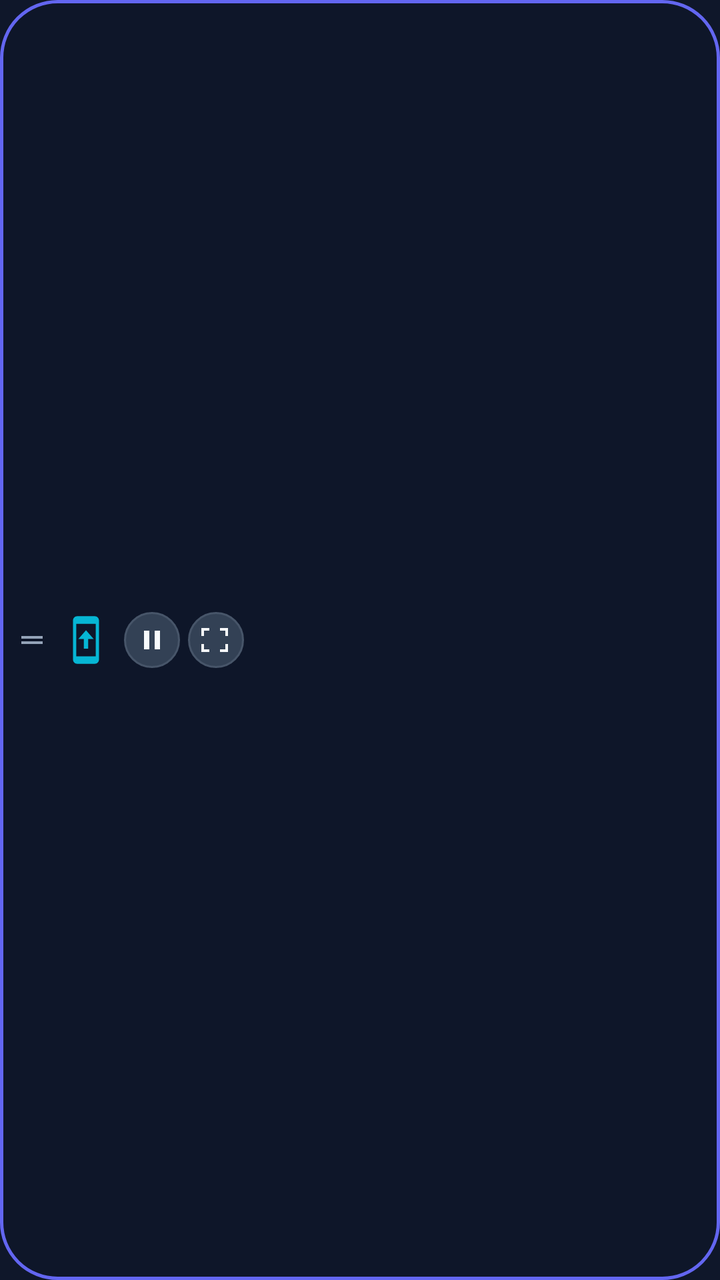
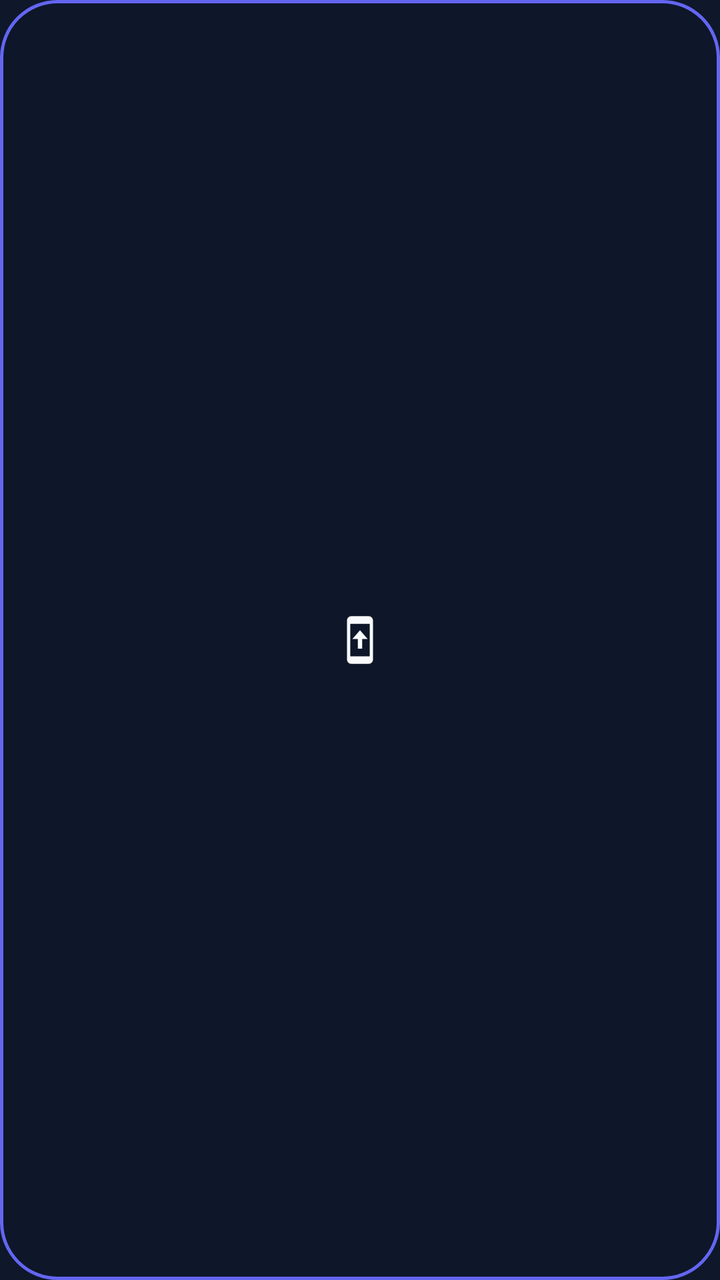

An Android layout rendered at two revisions. The XML below is the earlier revision; the diff shows what the commit changed to produce the second picture.
<!-- AndroidManifest.xml: application theme Theme.Rotator -->
<!-- res/layout/overlay_panel_compact.xml -->
<?xml version="1.0" encoding="utf-8"?>
<LinearLayout xmlns:android="http://schemas.android.com/apk/res/android"
    xmlns:app="http://schemas.android.com/apk/res-auto"
    android:id="@+id/compactRoot"
    android:layout_width="wrap_content"
    android:layout_height="wrap_content"
    android:background="@drawable/bg_compact_panel"
    android:elevation="12dp"
    android:gravity="center_vertical"
    android:orientation="horizontal"
    android:paddingStart="8dp"
    android:paddingTop="6dp"
    android:paddingEnd="8dp"
    android:paddingBottom="6dp">

    <ImageView
        android:id="@+id/ivCompactDragHandle"
        android:layout_width="16dp"
        android:layout_height="16dp"
        android:contentDescription="Drag"
        android:src="@drawable/ic_drag_handle" />

    <ImageView
        android:id="@+id/ivCompactCurrentMode"
        android:layout_width="26dp"
        android:layout_height="26dp"
        android:layout_marginStart="6dp"
        android:contentDescription="Current Orientation"
        android:src="@drawable/ic_portrait"
        app:tint="@color/secondary" />

    <ImageButton
        android:id="@+id/btnCompactPauseResume"
        android:layout_width="28dp"
        android:layout_height="28dp"
        android:layout_marginStart="6dp"
        android:background="@drawable/bg_button_circle"
        android:contentDescription="@string/action_pause"
        android:padding="6dp"
        android:scaleType="fitCenter"
        android:src="@drawable/ic_pause"
        app:tint="@color/text_primary" />

    <ImageButton
        android:id="@+id/btnCompactExpand"
        android:layout_width="28dp"
        android:layout_height="28dp"
        android:layout_marginStart="4dp"
        android:background="@drawable/bg_button_circle"
        android:contentDescription="@string/action_expand"
        android:padding="6dp"
        android:scaleType="fitCenter"
        android:src="@drawable/ic_expand"
        app:tint="@color/text_primary" />

</LinearLayout>
<!-- resources referenced by this layout -->
<resources>
  <color name="secondary">#06B6D4</color>
  <color name="text_primary">#F8FAFC</color>
  <!-- drawable bg_button_circle (drawable) -->
  <?xml version="1.0" encoding="utf-8"?>
  <ripple xmlns:android="http://schemas.android.com/apk/res/android"
      android:color="@color/primary_light">
      <item>
          <shape android:shape="oval">
              <solid android:color="@color/surface_variant" />
              <stroke
                  android:width="1dp"
                  android:color="@color/overlay_border" />
          </shape>
      </item>
  </ripple>
  <!-- drawable bg_compact_panel (drawable) -->
  <?xml version="1.0" encoding="utf-8"?>
  <shape xmlns:android="http://schemas.android.com/apk/res/android"
      android:shape="rectangle">
      <solid android:color="@color/surface_overlay" />
      <corners android:radius="28dp" />
      <stroke
          android:width="1.5dp"
          android:color="@color/primary" />
  </shape>
  <!-- drawable ic_drag_handle (drawable) -->
  <?xml version="1.0" encoding="utf-8"?>
  <vector xmlns:android="http://schemas.android.com/apk/res/android"
      android:width="24dp"
      android:height="24dp"
      android:viewportWidth="24"
      android:viewportHeight="24">
      <path
          android:fillColor="#94A3B8"
          android:pathData="M20,9H4v2h16V9zM4,15h16v-2H4v2z" />
  </vector>
  <!-- drawable ic_expand (drawable) -->
  <?xml version="1.0" encoding="utf-8"?>
  <vector xmlns:android="http://schemas.android.com/apk/res/android"
      android:width="24dp"
      android:height="24dp"
      android:viewportWidth="24"
      android:viewportHeight="24">
      <path
          android:fillColor="#FFFFFFFF"
          android:pathData="M3,5h4V3H1v6h2V5zm18,-2h-6v2h4v4h2V3zm-2,16h-4v2h6v-6h-2v4zM7,19H3v-4H1v6h6v-2z" />
  </vector>
  <!-- drawable ic_pause (drawable) -->
  <?xml version="1.0" encoding="utf-8"?>
  <vector xmlns:android="http://schemas.android.com/apk/res/android"
      android:width="24dp"
      android:height="24dp"
      android:viewportWidth="24"
      android:viewportHeight="24">
      <path
          android:fillColor="#FFFFFFFF"
          android:pathData="M6,19h4V5H6v14zm8,-14v14h4V5h-4z" />
  </vector>
  <!-- drawable ic_portrait (drawable) -->
  <?xml version="1.0" encoding="utf-8"?>
  <vector xmlns:android="http://schemas.android.com/apk/res/android"
      android:width="24dp"
      android:height="24dp"
      android:viewportWidth="24"
      android:viewportHeight="24">
      
      <path
          android:fillColor="#FFFFFFFF"
          android:pathData="M16,1H8C6.9,1 6,1.9 6,3v18c0,1.1 0.9,2 2,2h8c1.1,0 2,-0.9 2,-2V3C18,1.9 17.1,1 16,1zM16.5,19.5h-9v-15h9V19.5z" />
      
      <path
          android:fillColor="#FFFFFFFF"
          android:pathData="M10.5,2.5h3v1h-3z" />
      
      <path
          android:fillColor="#FFFFFFFF"
          android:pathData="M12,7.5L8.5,11.5h2.5V16h2v-4.5h2.5z" />
  </vector>
  <string name="action_expand">Expand Panel</string>
  <string name="action_pause">Pause</string>
  <style name="Theme.Rotator" parent="Theme.Material3.DayNight.NoActionBar">
          <item name="colorPrimary">@color/primary</item>
          <item name="colorPrimaryVariant">@color/primary_variant</item>
          <item name="colorSecondary">@color/secondary</item>
          <item name="android:statusBarColor">@color/background</item>
          <item name="android:navigationBarColor">@color/background</item>
          <item name="android:windowBackground">@color/background</item>
      </style>
  <color name="primary_light">#818CF8</color>
  <color name="surface_variant">#334155</color>
  <color name="overlay_border">#475569</color>
  <color name="surface_overlay">#E60F172A</color>
  <color name="primary">#6366F1</color>
  <color name="primary_variant">#4F46E5</color>
  <color name="background">#0F172A</color>
</resources>

<!-- the commit's change to res/layout/overlay_panel_compact.xml (unified diff, before → after) -->
@@ -1,56 +1,23 @@
 <?xml version="1.0" encoding="utf-8"?>
-<LinearLayout xmlns:android="http://schemas.android.com/apk/res/android"
+<FrameLayout xmlns:android="http://schemas.android.com/apk/res/android"
     xmlns:app="http://schemas.android.com/apk/res-auto"
     android:id="@+id/compactRoot"
-    android:layout_width="wrap_content"
-    android:layout_height="wrap_content"
+    android:layout_width="44dp"
+    android:layout_height="44dp"
     android:background="@drawable/bg_compact_panel"
+    android:clickable="true"
     android:elevation="12dp"
-    android:gravity="center_vertical"
-    android:orientation="horizontal"
-    android:paddingStart="8dp"
-    android:paddingTop="6dp"
-    android:paddingEnd="8dp"
-    android:paddingBottom="6dp">
-
-    <ImageView
-        android:id="@+id/ivCompactDragHandle"
-        android:layout_width="16dp"
-        android:layout_height="16dp"
-        android:contentDescription="Drag"
-        android:src="@drawable/ic_drag_handle" />
+    android:focusable="true">
 
     <ImageView
         android:id="@+id/ivCompactCurrentMode"
         android:layout_width="26dp"
         android:layout_height="26dp"
-        android:layout_marginStart="6dp"
+        android:layout_gravity="center"
+        android:clickable="false"
         android:contentDescription="Current Orientation"
+        android:focusable="false"
         android:src="@drawable/ic_portrait"
-        app:tint="@color/secondary" />
-
-    <ImageButton
-        android:id="@+id/btnCompactPauseResume"
-        android:layout_width="28dp"
-        android:layout_height="28dp"
-        android:layout_marginStart="6dp"
-        android:background="@drawable/bg_button_circle"
-        android:contentDescription="@string/action_pause"
-        android:padding="6dp"
-        android:scaleType="fitCenter"
-        android:src="@drawable/ic_pause"
         app:tint="@color/text_primary" />
 
-    <ImageButton
-        android:id="@+id/btnCompactExpand"
-        android:layout_width="28dp"
-        android:layout_height="28dp"
-        android:layout_marginStart="4dp"
-        android:background="@drawable/bg_button_circle"
-        android:contentDescription="@string/action_expand"
-        android:padding="6dp"
-        android:scaleType="fitCenter"
-        android:src="@drawable/ic_expand"
-        app:tint="@color/text_primary" />
-
-</LinearLayout>
+</FrameLayout>
<!-- resource entries referenced after the edit -->
@@ -2,19 +2,6 @@
 <resources>
   <color name="secondary">#06B6D4</color>
   <color name="text_primary">#F8FAFC</color>
-  <!-- drawable bg_button_circle (drawable) -->
-  <?xml version="1.0" encoding="utf-8"?>
-  <ripple xmlns:android="http://schemas.android.com/apk/res/android"
-      android:color="@color/primary_light">
-      <item>
-          <shape android:shape="oval">
-              <solid android:color="@color/surface_variant" />
-              <stroke
-                  android:width="1dp"
-                  android:color="@color/overlay_border" />
-          </shape>
-      </item>
-  </ripple>
   <!-- drawable bg_compact_panel (drawable) -->
   <?xml version="1.0" encoding="utf-8"?>
   <shape xmlns:android="http://schemas.android.com/apk/res/android"
@@ -25,39 +12,6 @@
           android:width="1.5dp"
           android:color="@color/primary" />
   </shape>
-  <!-- drawable ic_drag_handle (drawable) -->
-  <?xml version="1.0" encoding="utf-8"?>
-  <vector xmlns:android="http://schemas.android.com/apk/res/android"
-      android:width="24dp"
-      android:height="24dp"
-      android:viewportWidth="24"
-      android:viewportHeight="24">
-      <path
-          android:fillColor="#94A3B8"
-          android:pathData="M20,9H4v2h16V9zM4,15h16v-2H4v2z" />
-  </vector>
-  <!-- drawable ic_expand (drawable) -->
-  <?xml version="1.0" encoding="utf-8"?>
-  <vector xmlns:android="http://schemas.android.com/apk/res/android"
-      android:width="24dp"
-      android:height="24dp"
-      android:viewportWidth="24"
-      android:viewportHeight="24">
-      <path
-          android:fillColor="#FFFFFFFF"
-          android:pathData="M3,5h4V3H1v6h2V5zm18,-2h-6v2h4v4h2V3zm-2,16h-4v2h6v-6h-2v4zM7,19H3v-4H1v6h6v-2z" />
-  </vector>
-  <!-- drawable ic_pause (drawable) -->
-  <?xml version="1.0" encoding="utf-8"?>
-  <vector xmlns:android="http://schemas.android.com/apk/res/android"
-      android:width="24dp"
-      android:height="24dp"
-      android:viewportWidth="24"
-      android:viewportHeight="24">
-      <path
-          android:fillColor="#FFFFFFFF"
-          android:pathData="M6,19h4V5H6v14zm8,-14v14h4V5h-4z" />
-  </vector>
   <!-- drawable ic_portrait (drawable) -->
   <?xml version="1.0" encoding="utf-8"?>
   <vector xmlns:android="http://schemas.android.com/apk/res/android"
@@ -78,8 +32,6 @@
           android:fillColor="#FFFFFFFF"
           android:pathData="M12,7.5L8.5,11.5h2.5V16h2v-4.5h2.5z" />
   </vector>
-  <string name="action_expand">Expand Panel</string>
-  <string name="action_pause">Pause</string>
   <style name="Theme.Rotator" parent="Theme.Material3.DayNight.NoActionBar">
           <item name="colorPrimary">@color/primary</item>
           <item name="colorPrimaryVariant">@color/primary_variant</item>
@@ -88,9 +40,6 @@
           <item name="android:navigationBarColor">@color/background</item>
           <item name="android:windowBackground">@color/background</item>
       </style>
-  <color name="primary_light">#818CF8</color>
-  <color name="surface_variant">#334155</color>
-  <color name="overlay_border">#475569</color>
   <color name="surface_overlay">#E60F172A</color>
   <color name="primary">#6366F1</color>
   <color name="primary_variant">#4F46E5</color>
